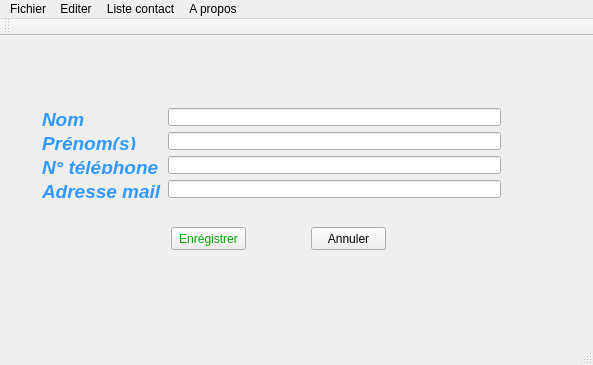
Before: the Qt Designer form contact/mainwindow.ui in watmeto/ContactManager, drawn with Qt 5.
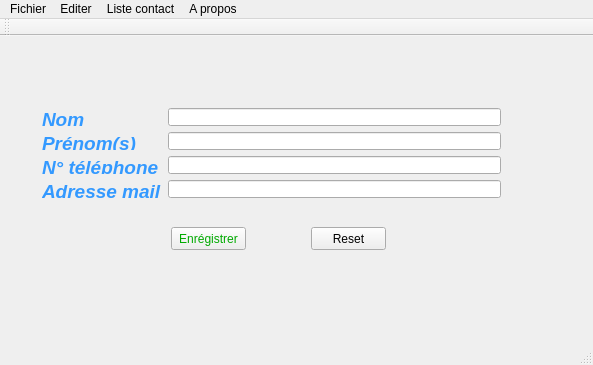
After: the same form once the commit is applied. Icons and pictures are not drawn.

Commit message: reset Enregistrer ok

Patch:
```diff
--- a/contact/mainwindow.ui
+++ b/contact/mainwindow.ui
@@ -119,7 +119,7 @@
          <string notr="true">color: rgb(0, 0, 0);</string>
         </property>
         <property name="text">
-         <string>Annuler</string>
+         <string>Reset</string>
         </property>
        </widget>
       </widget>
```
Left out of the diff: 2 changed lines with no effect on the pictures. The commit also changes 8 other files.
